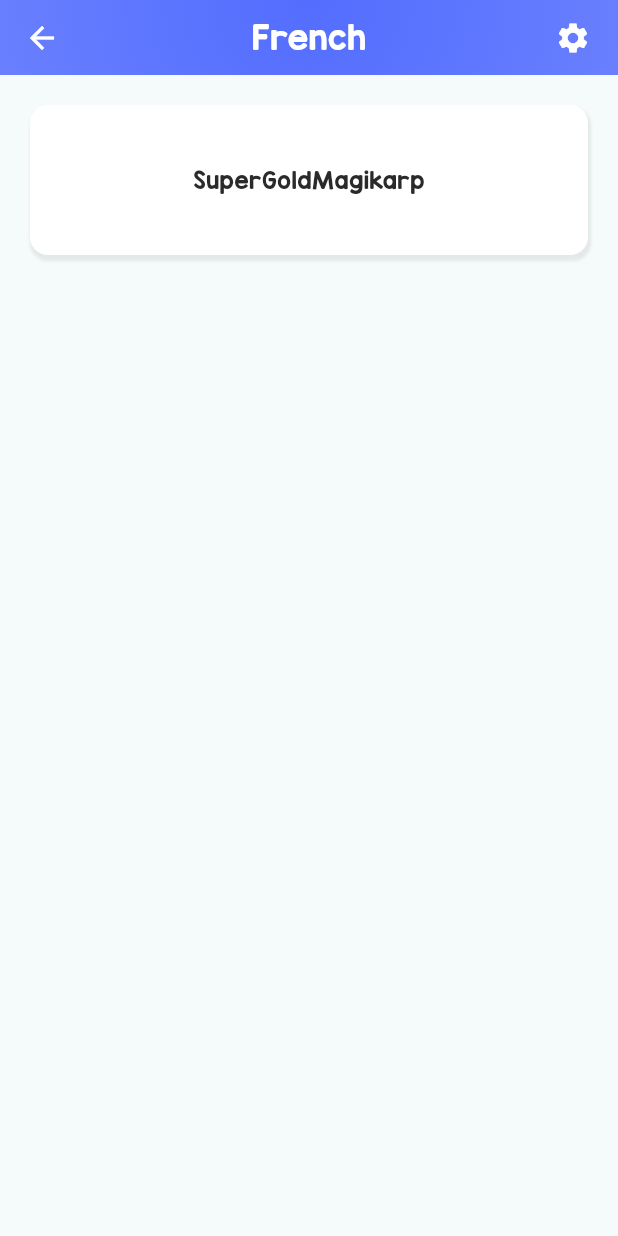
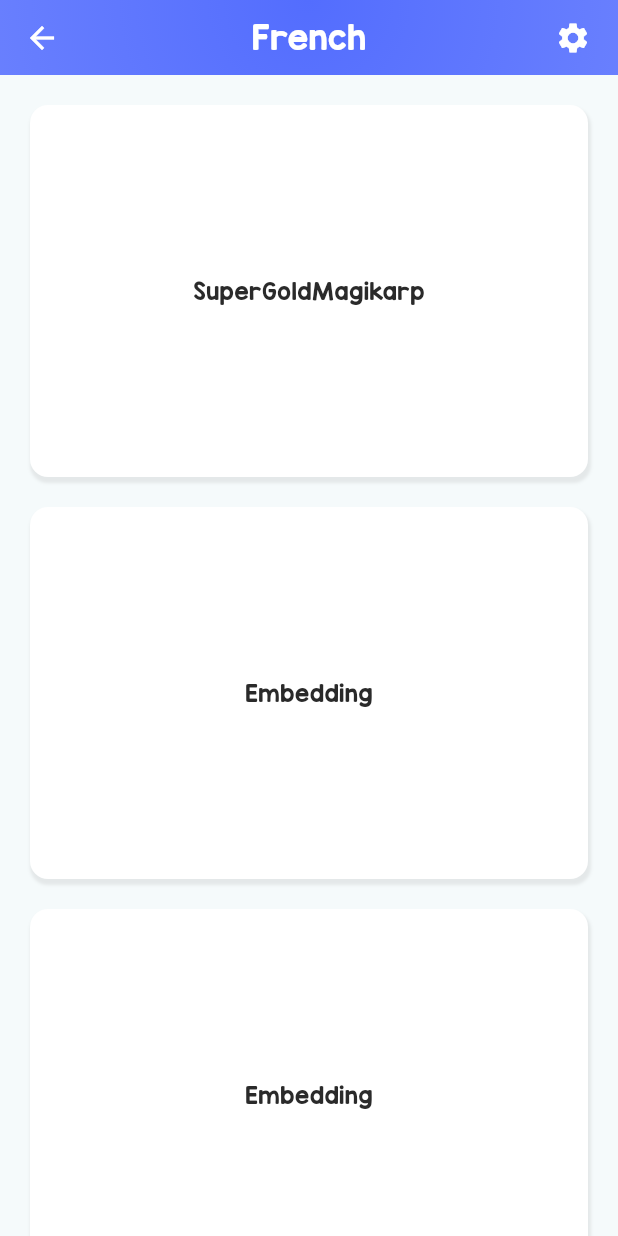
Before and after one commit to nathan68560/Jokerly, a Flutter app: the screen it shows after launch, after a tap on "French", on a phone screen of 412 x 824 dp. Run offline on Flutter 3.47's test engine with Material 3 defaults, Android fonts, the phone set to English and light mode, and no system bars.

Commit message:
Dynamic UI to adapt for large landscape screen & smartphone

```diff
--- a/lib/pages/deck.dart
+++ b/lib/pages/deck.dart
@@ -17,12 +17,17 @@ class _DeckPageState extends State<DeckPage> {
     return Scaffold(
       appBar: deckAppBar(context),
       body: Container(
+        padding: const EdgeInsets.all(20.0),
         alignment: Alignment.topLeft,
-        child: ListView.separated(
-          padding: const EdgeInsets.all(20.0),
+        child: GridView.builder(
+          clipBehavior: Clip.none,
           itemCount: widget.deck.flashcards.length,
-          scrollDirection: Axis.vertical,
-          separatorBuilder: (context, index) => const SizedBox(height: 20.0),
+          gridDelegate: const SliverGridDelegateWithMaxCrossAxisExtent(
+            maxCrossAxisExtent: 400,
+            mainAxisSpacing: 20,
+            crossAxisSpacing: 20,
+            childAspectRatio: 1.5,
+          ),
           itemBuilder: (context, index) =>
               FlashcardWidget(flashcard: widget.deck.flashcards[index]),
         ),
--- a/lib/pages/home.dart
+++ b/lib/pages/home.dart
@@ -20,7 +20,16 @@ class _HomePageState extends State<HomePage> {
         color: Colors.indigoAccent,
         description: "French words and expressions",
         flashcards: [
-          Flashcard(question: "SuperGoldMagikarp", answer: "Af#r4|5@61")
+          Flashcard(question: "SuperGoldMagikarp", answer: "Af#r4|5@61"),
+          Flashcard(
+              question: "Embedding",
+              answer: "Multi-dimensional representation of a token"),
+          Flashcard(
+              question: "Embedding",
+              answer: "Multi-dimensional representation of a token"),
+          Flashcard(
+              question: "Embedding",
+              answer: "Multi-dimensional representation of a token"),
         ],
       ),
     );
@@ -51,11 +60,16 @@ class _HomePageState extends State<HomePage> {
       appBar: homeAppBar(context),
       body: Container(
         alignment: Alignment.topLeft,
-        padding: const EdgeInsets.symmetric(horizontal: 20.0),
-        child: ListView.separated(
+        padding: const EdgeInsets.all(20.0).copyWith(top: 0),
+        child: GridView.builder(
+          clipBehavior: Clip.none,
           itemCount: decks.length,
-          scrollDirection: Axis.vertical,
-          separatorBuilder: (context, index) => const SizedBox(height: 20.0),
+          gridDelegate: const SliverGridDelegateWithMaxCrossAxisExtent(
+            maxCrossAxisExtent: 600,
+            mainAxisSpacing: 20,
+            crossAxisSpacing: 20,
+            childAspectRatio: 2,
+          ),
           itemBuilder: (context, index) =>
               FlashcardDeckWidget(deck: decks[index]),
         ),
@@ -67,13 +81,23 @@ class _HomePageState extends State<HomePage> {
   AppBar homeAppBar(BuildContext context) {
     return AppBar(
       toolbarHeight: 80,
-      flexibleSpace: const Center(
+      surfaceTintColor: Colors.transparent,
+      backgroundColor: Colors.transparent,
+      flexibleSpace: Container(
+        decoration: BoxDecoration(
+          color: Theme.of(context).colorScheme.surface,
+          borderRadius: const BorderRadius.vertical(
+            bottom: Radius.elliptical(150, 25),
+          ),
+        ),
+        child: const Center(
           child: Text(
             "My Decks",
             style: TextStyle(
               fontSize: 26.0,
               fontWeight: FontWeight.w500,
               color: Color(0xff2a2a2a),
+            ),
           ),
         ),
       ),
--- a/lib/widgets/deck_widget.dart
+++ b/lib/widgets/deck_widget.dart
@@ -22,7 +22,6 @@ class FlashcardDeckWidget extends StatelessWidget {
         );
       },
       child: Container(
-        height: 140.0,
         decoration: BoxDecoration(
           gradient: RadialGradient(
             center: const Alignment(-0.8, -0.8),
--- a/lib/widgets/flashcard_widget.dart
+++ b/lib/widgets/flashcard_widget.dart
@@ -59,6 +59,7 @@ class _FlashcardState extends State<FlashcardWidget>
 
   Container frontSide() {
     return Container(
+      padding: const EdgeInsets.all(15.0),
       decoration: BoxDecoration(
         color: Colors.white,
         borderRadius: BorderRadius.circular(12.0),
@@ -71,8 +72,6 @@ class _FlashcardState extends State<FlashcardWidget>
           ),
         ],
       ),
-      child: SizedBox(
-        height: 100,
       child: Center(
         child: Text(
           widget.flashcard.question,
@@ -81,12 +80,12 @@ class _FlashcardState extends State<FlashcardWidget>
           ),
         ),
       ),
-      ),
     );
   }
 
   Container backSide() {
     return Container(
+      padding: const EdgeInsets.all(15.0),
       decoration: BoxDecoration(
         color: const Color(0xff2a2a2a),
         borderRadius: BorderRadius.circular(12.0),
@@ -99,8 +98,6 @@ class _FlashcardState extends State<FlashcardWidget>
           ),
         ],
       ),
-      child: SizedBox(
-        height: 100,
       child: Center(
         child: Transform(
           alignment: FractionalOffset.center,
@@ -113,7 +110,6 @@ class _FlashcardState extends State<FlashcardWidget>
           ),
         ),
       ),
-      ),
     );
   }
 }
```
Lines whose indentation alone changed are shown as unchanged.
